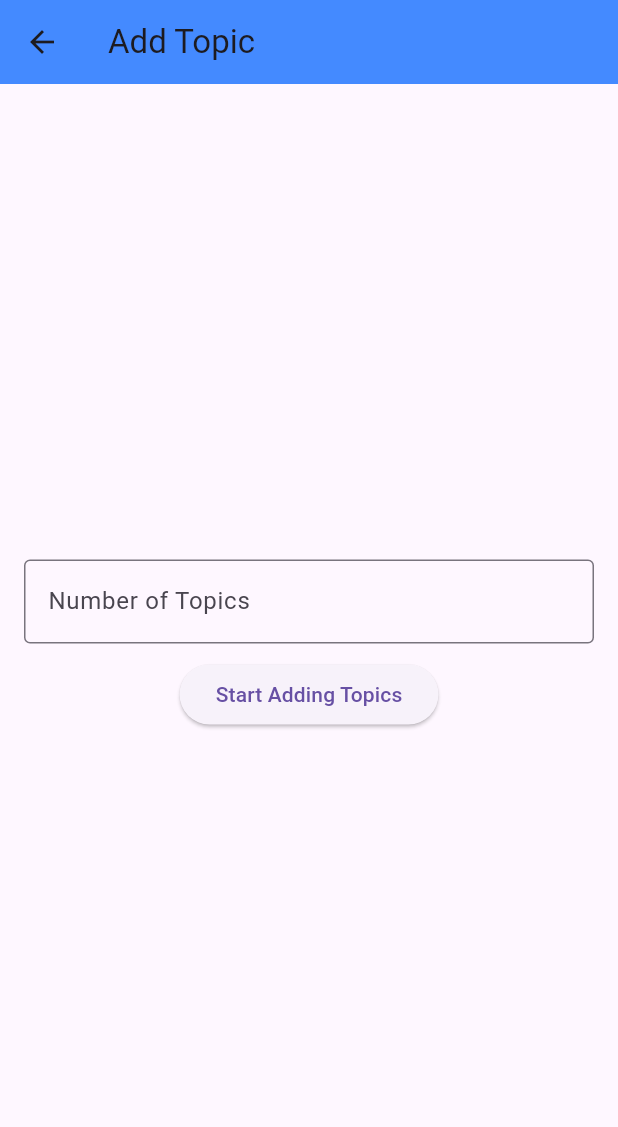
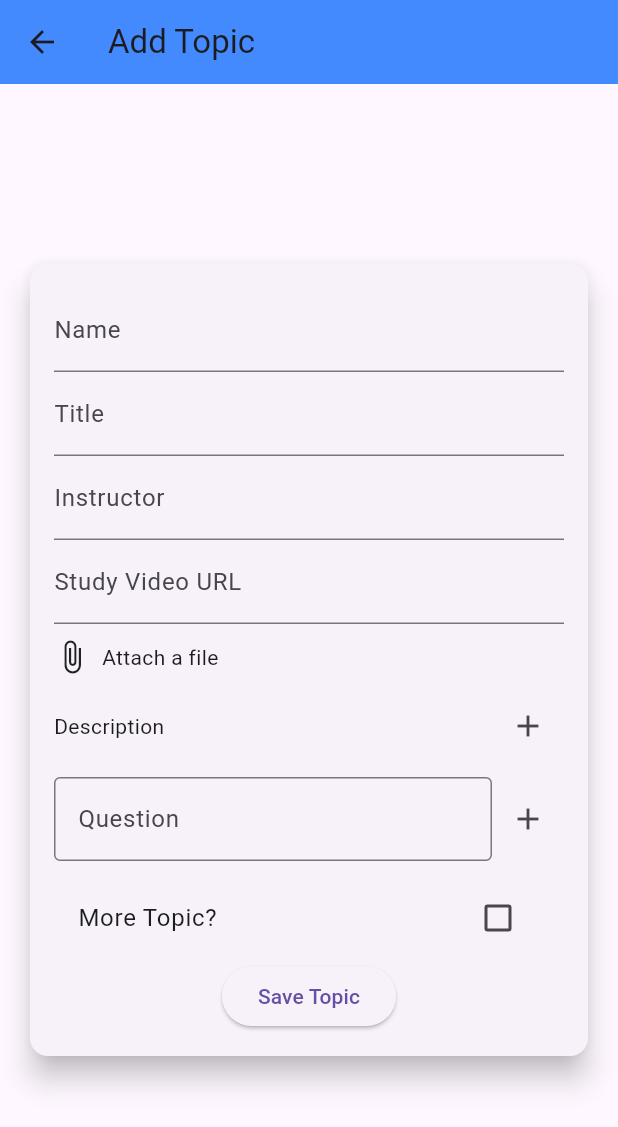
Before and after one commit to Chandu-Collab/AppTeam, a Flutter app: the AddTopicScreen screen opened directly with empty values, on a phone screen of 412 x 824 dp. Shown: the top 1127 px of the screen. Run offline on Flutter 3.47's test engine with Material 3 defaults, Android fonts, the phone set to English and light mode, and no system bars; our stand-ins replace cloud_firestore, country_code_picker, file_picker, firebase_auth, firebase_core, firebase_storage and 3 more; accounts and stored records are empty.

Commit message:
Update add_topic_screen.dart
done

```diff
--- a/lib/screens/add_topic_screen.dart
+++ b/lib/screens/add_topic_screen.dart
@@ -11,8 +11,7 @@ class AddTopicScreen extends StatefulWidget {
   _AddTopicScreenState createState() => _AddTopicScreenState();
 }
 
-class _AddTopicScreenState extends State<AddTopicScreen>
-    with SingleTickerProviderStateMixin {
+class _AddTopicScreenState extends State<AddTopicScreen> {
   final TopicService _topicService = TopicService();
   final _formKey = GlobalKey<FormState>();
   final _nameController = TextEditingController();
@@ -20,26 +19,13 @@ class _AddTopicScreenState extends State<AddTopicScreen>
   final _descriptionController = TextEditingController();
   final _instructorController = TextEditingController();
   final _videoUrlController = TextEditingController();
-  final _topicCountController = TextEditingController();
   final List<String> _questions = [""];
 
   bool _isDescriptionExpanded = false;
   String? _attachmentPath;
-  int? _numberOfTopics;
-  int _currentTopicIndex = 0;
+  bool _moreTopic =
+      false; // Checkbox state to indicate if user wants to add another topic.
   List<Topic> _topics = [];
-
-  late AnimationController _animationController;
-  late Animation<double> _fadeAnimation;
-
-  @override
-  void initState() {
-    super.initState();
-    _animationController =
-        AnimationController(vsync: this, duration: Duration(milliseconds: 400));
-    _fadeAnimation =
-        CurvedAnimation(parent: _animationController, curve: Curves.easeInOut);
-  }
 
   Future<void> _pickFile() async {
     FilePickerResult? result = await FilePicker.platform.pickFiles();
@@ -50,7 +36,7 @@ class _AddTopicScreenState extends State<AddTopicScreen>
 
   void _submitForm() {
     if (_formKey.currentState!.validate()) {
-      _formKey.currentState!.save();
+      // Add the current topic details to the list.
       _topics.add(Topic(
         id: '',
         name: _nameController.text,
@@ -62,12 +48,18 @@ class _AddTopicScreenState extends State<AddTopicScreen>
         question: _questions,
       ));
 
-      if (_currentTopicIndex < _numberOfTopics! - 1) {
+      if (_moreTopic) {
+        // If the checkbox is ticked, clear the form for the next topic.
+        _clearForm();
+        // Reset the checkbox for the next entry.
         setState(() {
-          _currentTopicIndex++;
-          _clearForm();
+          _moreTopic = false;
         });
+        ScaffoldMessenger.of(context).showSnackBar(
+          SnackBar(content: Text('Topic saved. Please add another topic.')),
+        );
       } else {
+        // Otherwise, save all topics to the server.
         _saveAllTopics();
       }
     }
@@ -79,12 +71,14 @@ class _AddTopicScreenState extends State<AddTopicScreen>
         String topicId = await _topicService.createTopic(topic);
         await _topicService.addTopicToCourse(widget.courseId, topicId);
       }
-      ScaffoldMessenger.of(context).showSnackBar(SnackBar(
-          content: Text('${_topics.length} topics added successfully')));
+      ScaffoldMessenger.of(context).showSnackBar(
+        SnackBar(content: Text('${_topics.length} topics added successfully')),
+      );
       Navigator.of(context).popUntil((route) => route.isFirst);
     } catch (e) {
-      ScaffoldMessenger.of(context)
-          .showSnackBar(SnackBar(content: Text('Error adding topics: $e')));
+      ScaffoldMessenger.of(context).showSnackBar(
+        SnackBar(content: Text('Error adding topics: $e')),
+      );
     }
   }
 
@@ -99,50 +93,23 @@ class _AddTopicScreenState extends State<AddTopicScreen>
     setState(() => _attachmentPath = null);
   }
 
-  void _startTopicCreation() {
-    int? numberOfTopics = int.tryParse(_topicCountController.text);
-    if (numberOfTopics != null && numberOfTopics > 0) {
-      setState(() {
-        _numberOfTopics = numberOfTopics;
-        _currentTopicIndex = 0;
-        _topics.clear();
-        _animationController.forward();
-      });
-    }
-  }
-
   @override
   Widget build(BuildContext context) {
     return Scaffold(
-      appBar:
-          AppBar(title: Text('Add Topic'), backgroundColor: Colors.blueAccent),
+      appBar: AppBar(
+        title: Text('Add Topic'),
+        backgroundColor: Colors.blueAccent,
+      ),
       body: Center(
         child: SingleChildScrollView(
           padding: EdgeInsets.all(16),
           child: ConstrainedBox(
             constraints: BoxConstraints(maxWidth: 400),
-            child: Column(
-              mainAxisSize: MainAxisSize.min,
-              children: [
-                TextField(
-                  controller: _topicCountController,
-                  keyboardType: TextInputType.number,
-                  decoration: InputDecoration(
-                      labelText: 'Number of Topics',
-                      border: OutlineInputBorder()),
-                ),
-                SizedBox(height: 10),
-                ElevatedButton(
-                    onPressed: _startTopicCreation,
-                    child: Text('Start Adding Topics')),
-                SizedBox(height: 20),
-                if (_numberOfTopics != null)
-                  FadeTransition(
-                    opacity: _fadeAnimation,
             child: Card(
               elevation: 8,
               shape: RoundedRectangleBorder(
-                          borderRadius: BorderRadius.circular(12)),
+                borderRadius: BorderRadius.circular(12),
+              ),
               child: Padding(
                 padding: EdgeInsets.all(16),
                 child: Form(
@@ -152,31 +119,47 @@ class _AddTopicScreenState extends State<AddTopicScreen>
                     children: [
                       TextFormField(
                         controller: _nameController,
-                                  decoration:
-                                      InputDecoration(labelText: 'Name')),
+                        decoration: InputDecoration(labelText: 'Name'),
+                        validator: (value) => value == null || value.isEmpty
+                            ? 'Please enter a name'
+                            : null,
+                      ),
                       TextFormField(
                         controller: _titleController,
-                                  decoration:
-                                      InputDecoration(labelText: 'Title')),
+                        decoration: InputDecoration(labelText: 'Title'),
+                        validator: (value) => value == null || value.isEmpty
+                            ? 'Please enter a title'
+                            : null,
+                      ),
                       TextFormField(
                         controller: _instructorController,
-                                  decoration:
-                                      InputDecoration(labelText: 'Instructor')),
+                        decoration: InputDecoration(labelText: 'Instructor'),
+                        validator: (value) => value == null || value.isEmpty
+                            ? 'Please enter an instructor name'
+                            : null,
+                      ),
                       TextFormField(
                         controller: _videoUrlController,
-                                  decoration: InputDecoration(
-                                      labelText: 'Study Video URL')),
+                        decoration:
+                            InputDecoration(labelText: 'Study Video URL'),
+                        validator: (value) => value == null || value.isEmpty
+                            ? 'Please enter a video URL'
+                            : null,
+                      ),
+                      SizedBox(height: 10),
                       GestureDetector(
                         onTap: _pickFile,
-                                child: Row(children: [
+                        child: Row(
+                          children: [
                             Icon(Icons.attach_file),
                             SizedBox(width: 8),
-                                  Text(_attachmentPath ?? 'Attach a file')
-                                ]),
+                            Text(_attachmentPath ?? 'Attach a file'),
+                          ],
                         ),
+                      ),
+                      SizedBox(height: 10),
                       Row(
-                                mainAxisAlignment:
-                                    MainAxisAlignment.spaceBetween,
+                        mainAxisAlignment: MainAxisAlignment.spaceBetween,
                         children: [
                           Text('Description'),
                           IconButton(
@@ -195,11 +178,13 @@ class _AddTopicScreenState extends State<AddTopicScreen>
                           controller: _descriptionController,
                           maxLines: 3,
                           decoration: InputDecoration(
-                                      border: OutlineInputBorder()),
+                            border: OutlineInputBorder(),
+                            hintText: 'Enter description',
                           ),
+                        ),
+                      SizedBox(height: 10),
                       Column(
-                                children:
-                                    List.generate(_questions.length, (index) {
+                        children: List.generate(_questions.length, (index) {
                           return Row(
                             children: [
                               Expanded(
@@ -208,6 +193,9 @@ class _AddTopicScreenState extends State<AddTopicScreen>
                                     labelText: 'Question',
                                     border: OutlineInputBorder(),
                                   ),
+                                  onChanged: (value) {
+                                    _questions[index] = value;
+                                  },
                                 ),
                               ),
                               IconButton(
@@ -231,12 +219,19 @@ class _AddTopicScreenState extends State<AddTopicScreen>
                           );
                         }),
                       ),
+                      SizedBox(height: 10),
+                      CheckboxListTile(
+                        title: Text('More Topic?'),
+                        value: _moreTopic,
+                        onChanged: (bool? value) {
+                          setState(() {
+                            _moreTopic = value ?? false;
+                          });
+                        },
+                      ),
                       ElevatedButton(
                         onPressed: _submitForm,
-                                child: Text(
-                                    _currentTopicIndex < _numberOfTopics! - 1
-                                        ? 'Next Topic'
-                                        : 'Save All Topics'),
+                        child: Text('Save Topic'),
                       ),
                     ],
                   ),
@@ -244,9 +239,6 @@ class _AddTopicScreenState extends State<AddTopicScreen>
               ),
             ),
           ),
-              ],
-            ),
-          ),
         ),
       ),
     );
```
Lines whose indentation alone changed are shown as unchanged.
